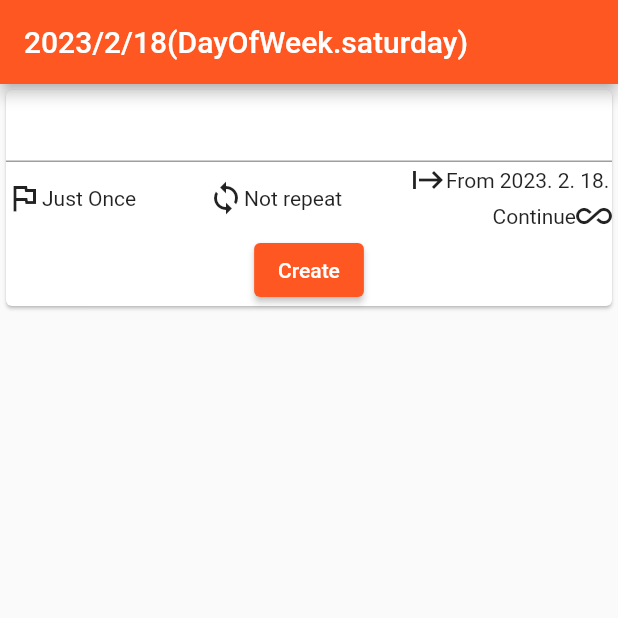
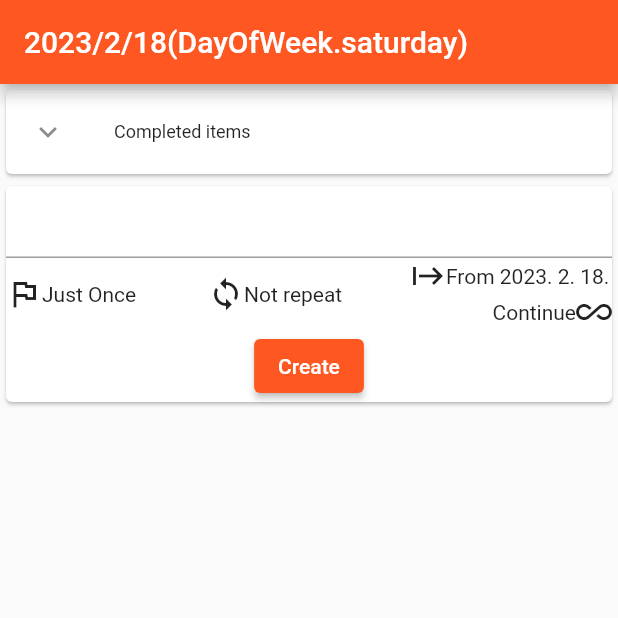
Before and after one commit to florbedo/dongbaek, a Flutter app: the screen it shows after launch, on a phone screen of 412 x 824 dp, the top half of it. Run offline on Flutter 3.47's test engine with Material 2 defaults, Android fonts, the phone set to English and light mode, and no system bars; drawn by our look-alikes of expandable; our stand-ins replace dartx, drift, fixnum, flutter_bloc; missing offline and left inert: flutter_picker; accounts and stored records are empty; generated files the repository leaves out were written again.

```diff
--- a/lib/blocs/schedule_bloc.dart
+++ b/lib/blocs/schedule_bloc.dart
@@ -30,6 +30,13 @@ class RemoveSchedule extends ScheduleEvent {
   RemoveSchedule(this.scheduleId);
 }
 
+class CompleteSchedule extends ScheduleEvent {
+  final ScheduleId scheduleId;
+  final DateTime endDateTime;
+
+  CompleteSchedule(this.scheduleId, this.endDateTime);
+}
+
 class ScheduleBloc extends Bloc<ScheduleEvent, List<Schedule>> {
   final ScheduleRepository _scheduleRepository;
 
@@ -49,6 +56,10 @@ class ScheduleBloc extends Bloc<ScheduleEvent, List<Schedule>> {
       await _handleRemoveSchedule(event);
       add(RefreshSchedules());
     });
+    on<CompleteSchedule>((event, emit) async {
+      await _handleCompleteSchedule(event);
+      add(RefreshSchedules());
+    });
 
     add(RefreshSchedules());
   }
@@ -66,4 +77,8 @@ class ScheduleBloc extends Bloc<ScheduleEvent, List<Schedule>> {
   Future<void> _handleRemoveSchedule(RemoveSchedule e) async {
     await _scheduleRepository.removeSchedule(e.scheduleId);
   }
+
+  Future<void> _handleCompleteSchedule(CompleteSchedule e) async {
+    await _scheduleRepository.completeSchedule(e.scheduleId, e.endDateTime);
+  }
 }
--- a/lib/repositories/local/local_schedule_repository.dart
+++ b/lib/repositories/local/local_schedule_repository.dart
@@ -45,4 +45,9 @@ class LocalScheduleRepository implements ScheduleRepository {
   Future<void> removeSchedule(ScheduleId scheduleId) async {
     await _localDatabase.deleteScheduleContainer(scheduleId);
   }
+
+  @override
+  Future<void> completeSchedule(ScheduleId scheduleId, DateTime endDateTime) async {
+    await _localDatabase.deleteScheduleContainer(scheduleId);
+  }
 }
--- a/lib/repositories/schedule_repository.dart
+++ b/lib/repositories/schedule_repository.dart
@@ -10,4 +10,6 @@ abstract class ScheduleRepository {
   Future<void> addSchedule(Schedule schedule);
 
   Future<void> removeSchedule(ScheduleId scheduleId);
+
+  Future<void> completeSchedule(ScheduleId scheduleId, DateTime endDateTime);
 }
--- a/lib/views/schedule_list_of_day_page.dart
+++ b/lib/views/schedule_list_of_day_page.dart
@@ -1,3 +1,4 @@
+import 'package:dartx/dartx.dart';
 import 'package:dongbaek/blocs/progress_bloc.dart';
 import 'package:dongbaek/blocs/schedule_bloc.dart';
 import 'package:dongbaek/blocs/timer_bloc.dart';
@@ -7,6 +8,7 @@ import 'package:dongbaek/models/repeat_info.dart';
 import 'package:dongbaek/models/schedule.dart';
 import 'package:dongbaek/utils/datetime_utils.dart';
 import 'package:dongbaek/views/components/add_schedule_card.dart';
+import 'package:expandable/expandable.dart';
 import 'package:flutter/material.dart';
 import 'package:flutter_bloc/flutter_bloc.dart';
 
@@ -46,16 +48,59 @@ class _ScheduleListOfDayPageState extends State<ScheduleListOfDayPage> {
               if (progressMap.length != schedules.length) {
                 return const Text("Loading...");
               }
-              final tiles = schedules.map((schedule) {
-                // Fill default progress in repository
+              final scheduleAndProgressPairs = schedules.map((schedule) {
                 final progress = progressMap[schedule.id]!;
-                return _buildScheduleProgressTile(schedule, progress);
-              }).toList();
+                return Pair(schedule, progress);
+              });
+              final todoTiles = scheduleAndProgressPairs
+                  .filter((pair) => !_isCompletedScheduleProgress(pair.first, pair.second))
+                  .map((pair) => _buildScheduleProgressTile(pair.first, pair.second))
+                  .toList();
+              final completedTiles = scheduleAndProgressPairs
+                  .filter((pair) => _isCompletedScheduleProgress(pair.first, pair.second))
+                  .map((pair) => _buildScheduleProgressTile(pair.first, pair.second))
+                  .toList();
               return ListView(
                   children: List<Widget>.generate(
-                        tiles.length,
-                        (index) => Card(child: tiles[index]),
+                        todoTiles.length,
+                        (index) => Card(child: todoTiles[index]),
                       ) +
+                      [
+                        ExpandableNotifier(
+                          child: Expandable(
+                            collapsed: ExpandableButton(
+                              child: const Card(
+                                child: ListTile(
+                                  leading: Icon(Icons.expand_more),
+                                  title: Text(
+                                    "Completed items",
+                                    style: TextStyle(fontSize: 12),
+                                  ),
+                                ),
+                              ),
+                            ),
+                            expanded: Column(
+                              children: [
+                                    ExpandableButton(
+                                      child: const Card(
+                                        child: ListTile(
+                                          leading: Icon(Icons.expand_less),
+                                          title: Text(
+                                            "Completed items",
+                                            style: TextStyle(fontSize: 12),
+                                          ),
+                                        ),
+                                      ),
+                                    ),
+                                  ].cast<Widget>() +
+                                  List<Widget>.generate(
+                                    completedTiles.length,
+                                    (index) => Card(child: completedTiles[index]),
+                                  ),
+                            ),
+                          ),
+                        ),
+                      ] +
                       [const AddScheduleCard()] +
                       [Container(height: 80)]);
             });
@@ -63,6 +108,20 @@ class _ScheduleListOfDayPageState extends State<ScheduleListOfDayPage> {
         ),
       ),
     );
+  }
+
+  bool _isCompletedScheduleProgress(Schedule schedule, Progress progress) {
+    final goal = schedule.goal;
+    if (goal is QuantityGoal && progress is QuantityProgress) {
+      return goal.quantity <= progress.quantity;
+    }
+    if (goal is DurationGoal && progress is DurationProgress) {
+      if (progress.isOngoing) {
+        return false;
+      }
+      return goal.duration.inSeconds <= progress.duration.inSeconds;
+    }
+    throw UnimplementedError("INVALID_SCHEDULE_AND_PROGRESS $schedule $progress");
   }
 
   Widget _buildScheduleProgressTile(Schedule schedule, Progress progress) {
@@ -90,6 +149,10 @@ class _ScheduleListOfDayPageState extends State<ScheduleListOfDayPage> {
         onPressed: () {
           final newProgress = progress.diff(1);
           context.read<ProgressBloc>().add(ReplaceProgress(newProgress));
+          if (!_isCompletedScheduleProgress(schedule, progress) &&
+              _isCompletedScheduleProgress(schedule, newProgress)) {
+            context.read<ScheduleBloc>().add(CompleteSchedule(schedule.id, DateTime.now()));
+          }
         },
       ),
       title: Text("${schedule.title} (${_describeProgress(schedule.goal, progress)})"),
@@ -113,6 +176,10 @@ class _ScheduleListOfDayPageState extends State<ScheduleListOfDayPage> {
           if (progress.isOngoing) {
             final newProgress = progress.stopped(DateTime.now());
             context.read<ProgressBloc>().add(ReplaceProgress(newProgress));
+            if (!_isCompletedScheduleProgress(schedule, progress) &&
+                _isCompletedScheduleProgress(schedule, newProgress)) {
+              context.read<ScheduleBloc>().add(CompleteSchedule(schedule.id, DateTime.now()));
+            }
           } else {
             final newProgress = progress.started(DateTime.now());
             context.read<ProgressBloc>().add(ReplaceProgress(newProgress));
--- a/pubspec.yaml
+++ b/pubspec.yaml
@@ -24,6 +24,7 @@ dependencies:
   fixnum: ^1.0.1
   collection: ^1.16.0
   flutter_picker: ^2.0.5
+  dartx: ^1.1.0
 
 dev_dependencies:
   flutter_test:
```
Also changed, not shown: pubspec.lock, 2 other files.
